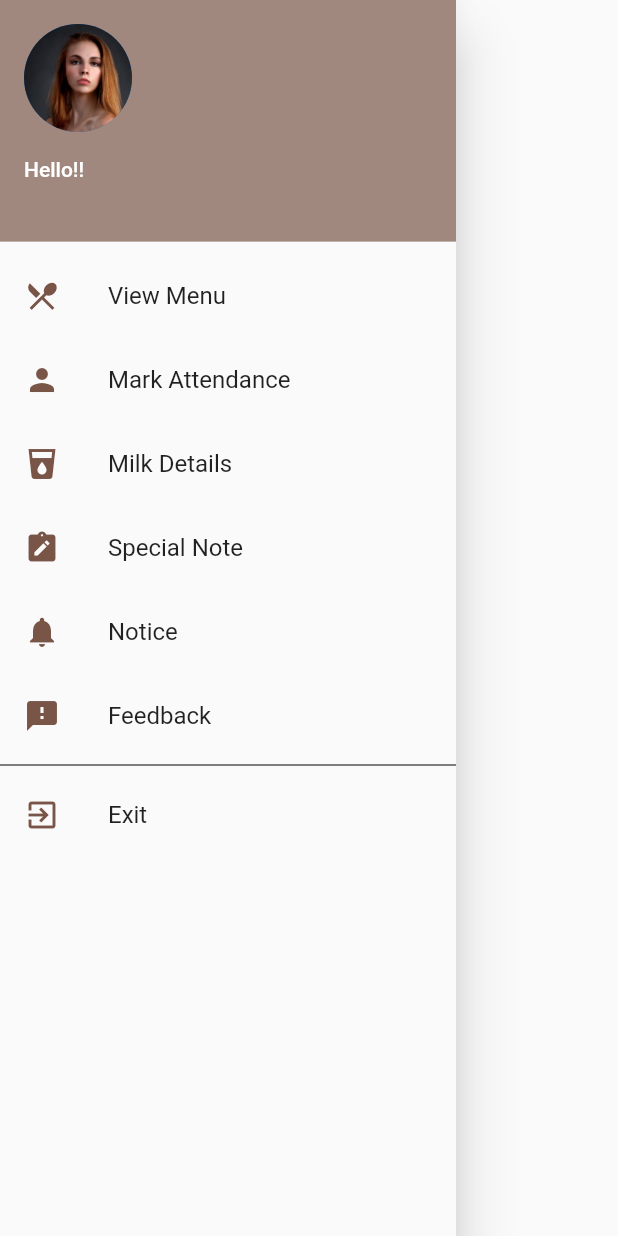
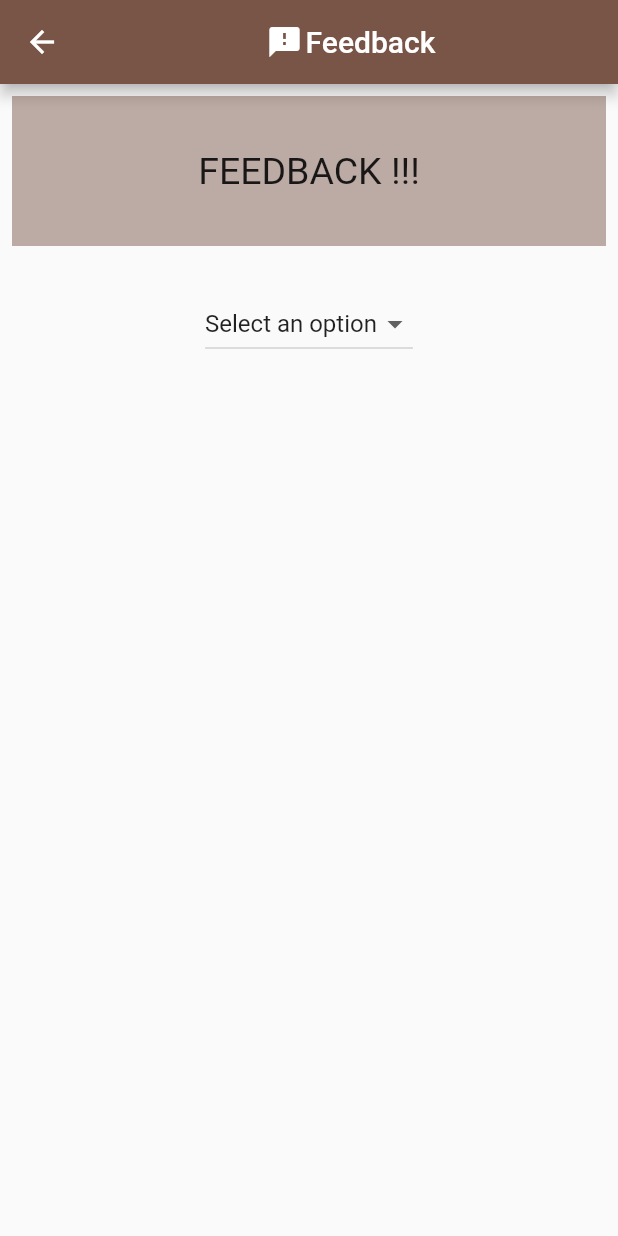
Before and after one commit to architapatro02/hostelbites, a Flutter app: the NavBar widget shown alone on an empty page, opened directly, after a tap on "Feedback", on a phone screen of 412 x 824 dp. Run offline on Flutter 3.47's test engine with Material 3 defaults, Android fonts, the phone set to English and light mode, and no system bars; our stand-ins replace cloud_firestore, firebase_auth, firebase_core, google_fonts, google_sign_in, lottie; accounts and stored records are empty.

Commit message:
feedback

```diff
--- /dev/null
+++ b/lib/user/Feedback.dart
@@ -0,0 +1,111 @@
+import 'package:flutter/material.dart';
+import 'package:hostelbites/components/mybutton.dart';
+
+class FeedbackScreen extends StatefulWidget {
+  const FeedbackScreen({Key? key}) : super(key: key);
+
+  @override
+  State<FeedbackScreen> createState() =>  _FeedbackScreenState();
+}
+
+class _FeedbackScreenState extends State<FeedbackScreen>{
+
+  final _textController =TextEditingController();
+  String? _selectedType;
+  //String userPost='';
+  @override
+  Widget build(BuildContext context) {
+    return Scaffold(
+      appBar: AppBar(
+        centerTitle: true,
+        backgroundColor: Colors.brown[500],
+        foregroundColor: Colors.white,
+        title: Row(
+          mainAxisAlignment: MainAxisAlignment.center,
+          children: [
+            Icon(Icons.feedback),
+            SizedBox(width: 2),
+            Text('Feedback',)
+          ],),
+      ),
+      // appBar: AppBar(
+      //   title:const Row(
+      //     mainAxisAlignment: MainAxisAlignment.center,
+      //     children: [
+      //       Icon(Icons.feedback),
+      //       SizedBox(width: 10),
+      //       Text('Feedback')
+      //     ],),
+      // ),
+      body: ListView(
+        children: [
+          Padding(
+            padding: const EdgeInsets.all(8.0),
+            child: Container(height: 100,
+              color: Colors.brown[200],
+              child: const Center(
+                child: Text('FEEDBACK !!!',
+                    style:TextStyle(fontSize:25) ,
+                    textAlign: TextAlign.center),
+              ),
+            ),
+          ),
+
+          const SizedBox(height: 20),
+          Center(
+            child: DropdownButton<String>(
+              value: _selectedType,
+              onChanged: (value) {
+                setState(() {
+                  _selectedType = value;
+                });
+              },
+              items: const [
+                DropdownMenuItem(
+                  child: Text('Select an option'),
+                  value: null,
+                ),
+                DropdownMenuItem(
+                  child: Text('Breakfast'),
+                  value: 'breakfast',
+                ),
+                DropdownMenuItem(
+                  child: Text('Lunch'),
+                  value: 'lunch',
+                ),
+                DropdownMenuItem(
+                  child: Text('Snacks'),
+                  value: 'snacks',
+                ),
+                DropdownMenuItem(
+                  child: Text('Dinner'),
+                  value: 'dinner',
+                ),
+              ],
+            ),
+          ),
+          if (_selectedType != null) ...[
+            const SizedBox(height: 20),
+            TextField(
+              controller: _textController,
+              decoration: const InputDecoration(
+                hintText: 'Enter your feedback here',
+              ),
+            ),
+            const SizedBox(height: 20),
+            MyButton(onTap: (){}, text: 'Submit'),
+            // ElevatedButton(
+            //   onPressed: () {
+            //     // Handle feedback submission here
+            //   },
+            //   style: ElevatedButton.styleFrom(
+            //       minimumSize: Size.fromHeight(30)
+            //   ),
+            //   child: const Text('Submit'),
+            // ),
+          ],
+        ],
+      ),
+    );
+  }
+}
--- a/lib/user/NavBar.dart
+++ b/lib/user/NavBar.dart
@@ -1,6 +1,7 @@
 import 'package:firebase_auth/firebase_auth.dart';
 import 'package:flutter/material.dart';
 import 'package:hostelbites/user/Attendance.dart';
+import 'package:hostelbites/user/Feedback.dart';
 import 'package:hostelbites/user/Note.dart';
 import 'package:hostelbites/user/profile.dart';
 import 'package:hostelbites/user/viewmenu.dart';
@@ -15,6 +16,8 @@ class NavBar extends StatelessWidget {
     return Drawer(
       child: ListView(
         children: [
+
+
           UserAccountsDrawerHeader(
             accountName: Text('Hello!!'),
             accountEmail: Text(user.email!),
@@ -91,7 +94,14 @@ class NavBar extends StatelessWidget {
           ListTile(
             leading: Icon(Icons.feedback, color: Colors.brown),
             title: Text('Feedback'),
-            onTap: () => null,
+            onTap: () {
+              Navigator.push(
+                context,
+                MaterialPageRoute(
+                  builder: (context) => FeedbackScreen(),
+                ),
+              );
+            },
           ),
           Divider(
             height: 10.0,
--- a/lib/user/Note.dart
+++ b/lib/user/Note.dart
@@ -9,6 +9,8 @@ class SpecialNoteScreen extends StatefulWidget {
 
 class _SpecialNoteScreenState extends State<SpecialNoteScreen>{
 
+  final _textController =TextEditingController();
+  String userPost='';
   @override
   Widget build(BuildContext context) {
     return Scaffold(
@@ -34,35 +36,36 @@ class _SpecialNoteScreenState extends State<SpecialNoteScreen>{
               ),
             ),
           ),
+          Padding(padding: const EdgeInsets.all(20.0),
+              child:Column(
+                crossAxisAlignment: CrossAxisAlignment.end,
+                mainAxisAlignment: MainAxisAlignment.center,
+                children: [
+                  TextField(
+                    controller: _textController,
+                    decoration: InputDecoration(
+                      hintText: 'what\'s on your mind?',
+                      border:  const OutlineInputBorder(),
+                      suffixIcon: IconButton(
+                        onPressed: (){
+                          _textController.clear();
+                        },
+                        icon: const Icon(Icons.clear),
+                      ),
+                    ),
+                  ),
+                  MaterialButton(
+                    onPressed: (){
+                      userPost =_textController.text;
+                    },
+                    color: Colors.brown[200],
+                    child: const Text('Post'),
+                  ),
+                ],
+              ))
         ],
+
       ),
     );
   }
 }
-
-
-// body: Padding(
-//   padding: const EdgeInsets.all(16),
-//   child: Column(
-//     crossAxisAlignment: CrossAxisAlignment.stretch,
-//     children: [
-//       const SizedBox(height: 16),
-//       const Text(
-//         'Welcome to the Special Note for Students!',
-//         style: TextStyle(
-//           color: Colors.brown,
-//           fontSize: 24,
-//           fontWeight: FontWeight.bold,
-//         ),
-//       ),
-//       const SizedBox(height: 16),
-//       const Text(
-//         'This is a special note for students that contains some important information or announcements. Please read it carefully and take necessary actions if needed.',
-//         style: TextStyle(
-//           fontSize: 18,
-//         ),
-//       ),
-//       const SizedBox(height: 16),
-//     ],
-//   ),
-// ),
```
